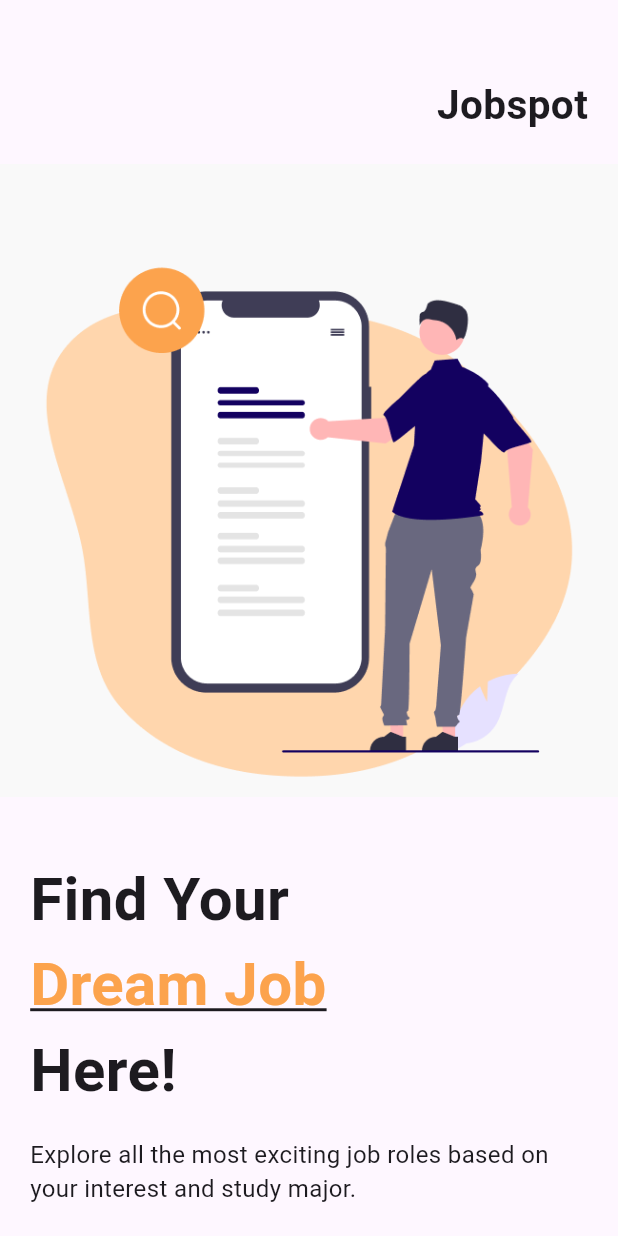
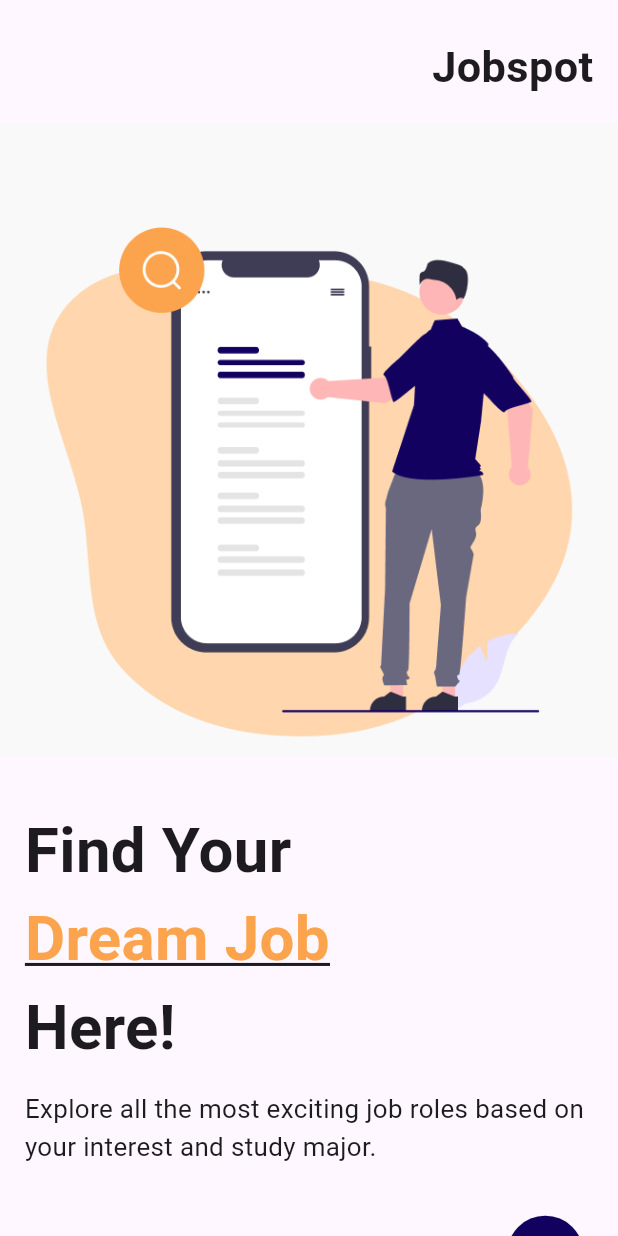
Before and after one commit to UMESH-042/Gigs, a Flutter app: the screen it shows after launch, on a phone screen of 412 x 824 dp. Run offline on Flutter 3.47's test engine with Material 3 defaults, Android fonts, the phone set to English and light mode, and no system bars; our stand-ins replace animated_splash_screen, cached_network_image, cloud_firestore, curved_navigation_bar, file_picker, firebase_auth and 12 more; missing offline and left inert: app_settings, easy_pdf_viewer, external_app_launcher; accounts and stored records are empty.

```diff
--- a/lib/Screens/Landing_page.dart
+++ b/lib/Screens/Landing_page.dart
@@ -1,11 +1,121 @@
 import 'package:flutter/cupertino.dart';
 import 'package:flutter/material.dart';
 import 'login_screen.dart';
+
+// class LandingPage extends StatelessWidget {
+//   @override
+//   Widget build(BuildContext context) {
+//     final size = MediaQuery.of(context).size;
+
+//     return Scaffold(
+//       body: Column(
+//         mainAxisAlignment: MainAxisAlignment.spaceAround,
+//         children: [
+//           Align(
+//             alignment: Alignment.topRight,
+//             child: Padding(
+//               padding: const EdgeInsets.only(top: 50, right: 20),
+//               child: Text(
+//                 'Jobspot',
+//                 style: TextStyle(
+//                   fontSize: 27,
+//                   fontWeight: FontWeight.bold,
+//                 ),
+//               ),
+//             ),
+//           ),
+//           SizedBox(height: 20),
+//           Center(
+//             child: Container(
+//               child: Image.asset(
+//                 'assets/landing_page_logo.png', // Replace with your image asset
+//                 fit: BoxFit.cover,
+//               ),
+//             ),
+//           ),
+//           SizedBox(height: 20),
+//           Padding(
+//             padding: const EdgeInsets.all(20.0),
+//             child: Column(
+//               crossAxisAlignment: CrossAxisAlignment.start,
+//               children: [
+//                 Text(
+//                   'Find Your',
+//                   style: TextStyle(
+//                     fontSize: 40,
+//                     fontWeight: FontWeight.bold,
+//                   ),
+//                 ),
+//                 Text(
+//                   'Dream Job',
+//                   style: TextStyle(
+//                     decoration: TextDecoration.underline,
+//                     fontSize: 40,
+//                     fontWeight: FontWeight.bold,
+//                     color: Color(0xFFFCA34D),
+//                   ),
+//                 ),
+//                 Text(
+//                   'Here!',
+//                   style: TextStyle(
+//                     fontSize: 40,
+//                     fontWeight: FontWeight.bold,
+//                   ),
+//                 ),
+//                 SizedBox(height: 16),
+//                 Text(
+//                   'Explore all the most exciting job roles based on your interest and study major.',
+//                   style: TextStyle(
+//                     fontSize: 16,
+//                   ),
+//                 ),
+//               ],
+//             ),
+//           ),
+//           Align(
+//             alignment: Alignment.centerRight,
+//             child: Padding(
+//               padding: const EdgeInsets.all(20.0),
+//               child: ElevatedButton(
+//                 onPressed: () {
+//                   Navigator.push(
+//                     context,
+//                     MaterialPageRoute(
+//                       builder: (context) => LoginScreen(),
+//                     ),
+//                   );
+//                 },
+//                 child: Icon(Icons.arrow_forward),
+//                 style: ElevatedButton.styleFrom(
+//                   backgroundColor: Color(0xFF130160),
+//                   shape: CircleBorder(),
+//                   padding: EdgeInsets.all(16),
+//                 ),
+//               ),
+//             ),
+//           ),
+//         ],
+//       ),
+//     );
+//   }
+// }
+
+
 
 class LandingPage extends StatelessWidget {
   @override
   Widget build(BuildContext context) {
     final size = MediaQuery.of(context).size;
+
+    // Define a function to calculate a percentage of the screen height
+    double screenHeight(double percentage) {
+      return size.height * percentage / 100;
+    }
+
+    // Define a function to calculate a percentage of the screen width
+    double screenWidth(double percentage) {
+      return size.width * percentage / 100;
+    }
 
     return Scaffold(
       body: Column(
@@ -14,17 +124,17 @@ class LandingPage extends StatelessWidget {
           Align(
             alignment: Alignment.topRight,
             child: Padding(
-              padding: const EdgeInsets.only(top: 50, right: 20),
+              padding: EdgeInsets.only(top: screenHeight(3), right: screenWidth(4)),
               child: Text(
                 'Jobspot',
                 style: TextStyle(
-                  fontSize: 27,
+                  fontSize: screenWidth(7),
                   fontWeight: FontWeight.bold,
                 ),
               ),
             ),
           ),
-          SizedBox(height: 20),
+          SizedBox(height: screenHeight(2)),
           Center(
             child: Container(
               child: Image.asset(
@@ -33,16 +143,16 @@ class LandingPage extends StatelessWidget {
               ),
             ),
           ),
-          SizedBox(height: 20),
+          SizedBox(height: screenHeight(2)),
           Padding(
-            padding: const EdgeInsets.all(20.0),
+            padding: EdgeInsets.all(screenWidth(4)),
             child: Column(
               crossAxisAlignment: CrossAxisAlignment.start,
               children: [
                 Text(
                   'Find Your',
                   style: TextStyle(
-                    fontSize: 40,
+                    fontSize: screenWidth(10),
                     fontWeight: FontWeight.bold,
                   ),
                 ),
@@ -50,7 +160,7 @@ class LandingPage extends StatelessWidget {
                   'Dream Job',
                   style: TextStyle(
                     decoration: TextDecoration.underline,
-                    fontSize: 40,
+                    fontSize: screenWidth(10),
                     fontWeight: FontWeight.bold,
                     color: Color(0xFFFCA34D),
                   ),
@@ -58,15 +168,15 @@ class LandingPage extends StatelessWidget {
                 Text(
                   'Here!',
                   style: TextStyle(
-                    fontSize: 40,
+                    fontSize: screenWidth(10),
                     fontWeight: FontWeight.bold,
                   ),
                 ),
-                SizedBox(height: 16),
+                SizedBox(height: screenHeight(1.6)),
                 Text(
                   'Explore all the most exciting job roles based on your interest and study major.',
                   style: TextStyle(
-                    fontSize: 16,
+                    fontSize: screenWidth(4.2),
                   ),
                 ),
               ],
@@ -75,7 +185,7 @@ class LandingPage extends StatelessWidget {
           Align(
             alignment: Alignment.centerRight,
             child: Padding(
-              padding: const EdgeInsets.all(20.0),
+              padding: EdgeInsets.all(screenWidth(4)),
               child: ElevatedButton(
                 onPressed: () {
                   Navigator.push(
@@ -89,7 +199,7 @@ class LandingPage extends StatelessWidget {
                 style: ElevatedButton.styleFrom(
                   backgroundColor: Color(0xFF130160),
                   shape: CircleBorder(),
-                  padding: EdgeInsets.all(16),
+                  padding: EdgeInsets.all(screenWidth(4)),
                 ),
               ),
             ),
--- a/lib/view/Network/Network.dart
+++ b/lib/view/Network/Network.dart
@@ -82,7 +82,6 @@ class _PostCardState extends State<PostCard> with TickerProviderStateMixin {
     });
   }
 
-
   @override
   void initState() {
     super.initState();
@@ -151,7 +150,6 @@ class _PostCardState extends State<PostCard> with TickerProviderStateMixin {
     );
   }
 
-
   @override
   void dispose() {
     _likeAnimationController.dispose();
@@ -171,7 +169,8 @@ class _PostCardState extends State<PostCard> with TickerProviderStateMixin {
         borderRadius: BorderRadius.circular(20),
         boxShadow: [
           BoxShadow(
-            color: Colors.grey.withOpacity(0.3),
+            // color: Colors.grey.withOpacity(0.3),
+            color: Color(0xFFD6CDFE),
             spreadRadius: 2,
             blurRadius: 5,
             offset: Offset(0, 3),
@@ -251,7 +250,7 @@ class _PostCardState extends State<PostCard> with TickerProviderStateMixin {
             Container(
               padding: EdgeInsets.symmetric(vertical: 8),
               decoration: BoxDecoration(
-                color: Colors.grey[200], // Set your desired color here
+                color: Color(0xFFD6CDFE), // Set your desired color here
                 borderRadius: BorderRadius.only(
                   bottomLeft: Radius.circular(20),
                   bottomRight: Radius.circular(20),
@@ -259,6 +258,8 @@ class _PostCardState extends State<PostCard> with TickerProviderStateMixin {
               ),
               child: Row(
                 mainAxisAlignment: MainAxisAlignment.spaceAround,
+                children: [
+                  Row(
                     children: [
                       GestureDetector(
                         onTap: _likePost,
@@ -273,9 +274,15 @@ class _PostCardState extends State<PostCard> with TickerProviderStateMixin {
                           },
                         ),
                       ),
+                      SizedBox(width: 4), // Adjust the spacing here
                       Text(likesCount.toString()),
+                    ],
+                  ),
+                  // Text(likesCount.toString()),
+                  Row(
+                    children: [
                       IconButton(
-                    icon: Icon(Icons.comment),
+                        icon: Icon(Icons.mode_comment_outlined),
                         onPressed: () {
                           // Navigator.push(
                           //   context,
@@ -287,7 +294,10 @@ class _PostCardState extends State<PostCard> with TickerProviderStateMixin {
                           _showCommentBottomSheet();
                         },
                       ),
+                      SizedBox(width: 4), // Adjust the spacing here
                       Text(commentsCount.toString()),
+                    ],
+                  ),
                   IconButton(
                     icon: Icon(Icons.share),
                     onPressed: () {
@@ -384,7 +394,6 @@ class _PostCardState extends State<PostCard> with TickerProviderStateMixin {
         _likeAnimationController.reset();
       }
     });
-
   }
 }
 
@@ -414,7 +423,6 @@ class FullScreenImage extends StatelessWidget {
     );
   }
 }
-
 
 class CommentsPage extends StatefulWidget {
   final String postId;
--- a/pubspec.yaml
+++ b/pubspec.yaml
@@ -40,7 +40,7 @@ dependencies:
   rxdart: ^0.27.7
   firebase_auth: ^4.7.2
   equatable: ^2.0.5
-  google_sign_in: ^6.1.4
+  google_sign_in: ^6.1.6
   cloud_firestore: ^4.8.4
   showcaseview: ^2.0.3
   shared_preferences: ^2.2.0
```
Also changed, not shown: lib/view/Network/comments.dart (line endings or trailing spaces), pubspec.lock, 1 other file. Lines whose indentation alone changed are shown as unchanged.
